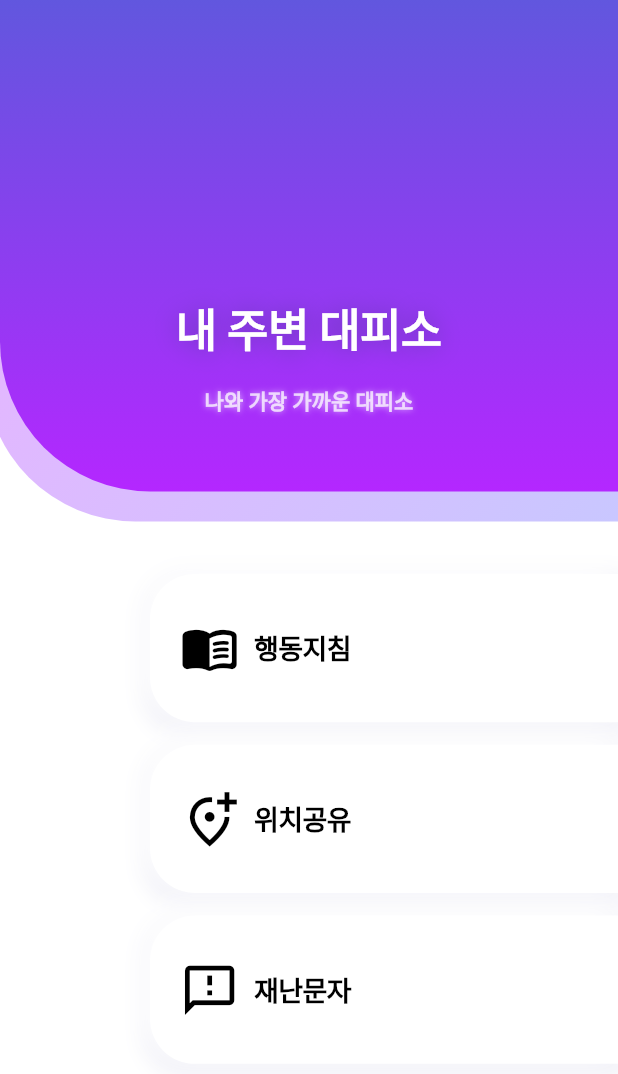
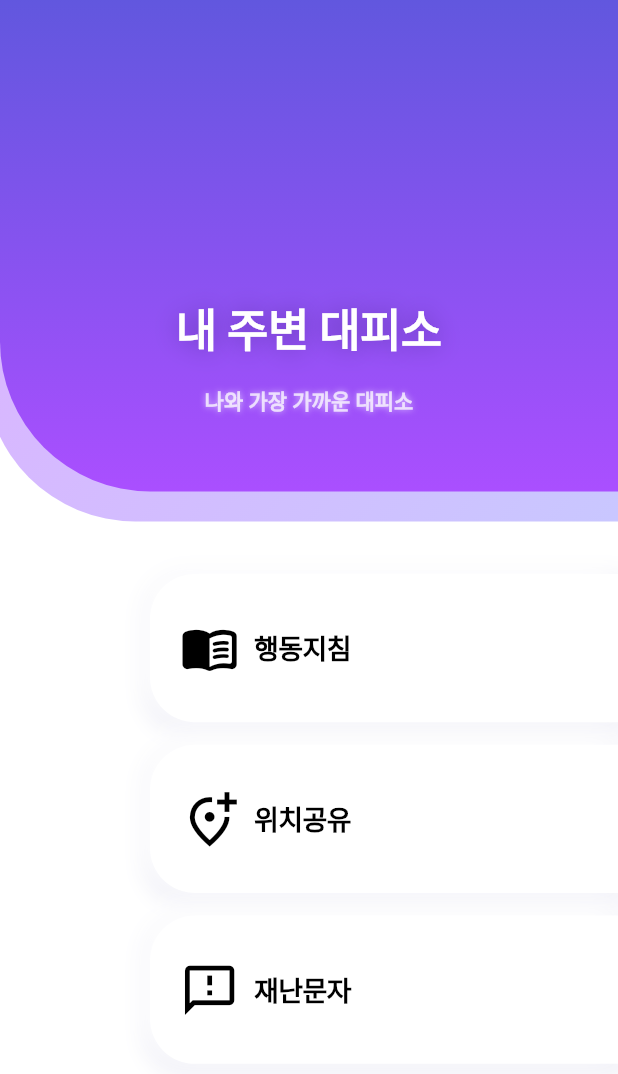
Before and after one commit to Cheon-DM/senior_project, a Flutter app: the screen it shows after launch, on a phone screen of 412 x 824 dp, the part 87-1161 px from its top. Run offline on Flutter 3.47's test engine with Material 2 defaults, Android fonts, the light colour scheme and no system bars; our stand-ins replace cloud_firestore, firebase_auth, firebase_core, firebase_storage, geolocator, get and 5 more; missing offline and left inert: excel, kakaomap_webview, xml2json; accounts and stored records are empty; Roboto replaces fonts that are missing (Leferi).

Commit message:
단순 UI수정(그라데이션)

```diff
--- a/lib/HS/mainpage.dart
+++ b/lib/HS/mainpage.dart
@@ -79,7 +79,7 @@ class _MainPageState extends State<MainPage> {
                               gradient: LinearGradient(
                                   colors: [
                                     Color.fromRGBO(100, 94, 255, 0.35),
-                                    Color.fromRGBO(200, 32, 255, 0.35)
+                                    Color.fromRGBO(160, 32, 255, 0.35)
                                   ],
                                   begin: Alignment.bottomRight,
                                   end : Alignment.topLeft
@@ -151,7 +151,7 @@ class _MainPageState extends State<MainPage> {
                             gradient: LinearGradient(
                                 colors: [
                                   Color(0xff6157DE),
-                                  Color.fromRGBO(180, 39, 255, 1.0)
+                                  Color.fromRGBO(170, 79, 255, 1.0)
                                 ],
                                 begin: Alignment.topCenter,
                                 end : Alignment.bottomCenter
```
